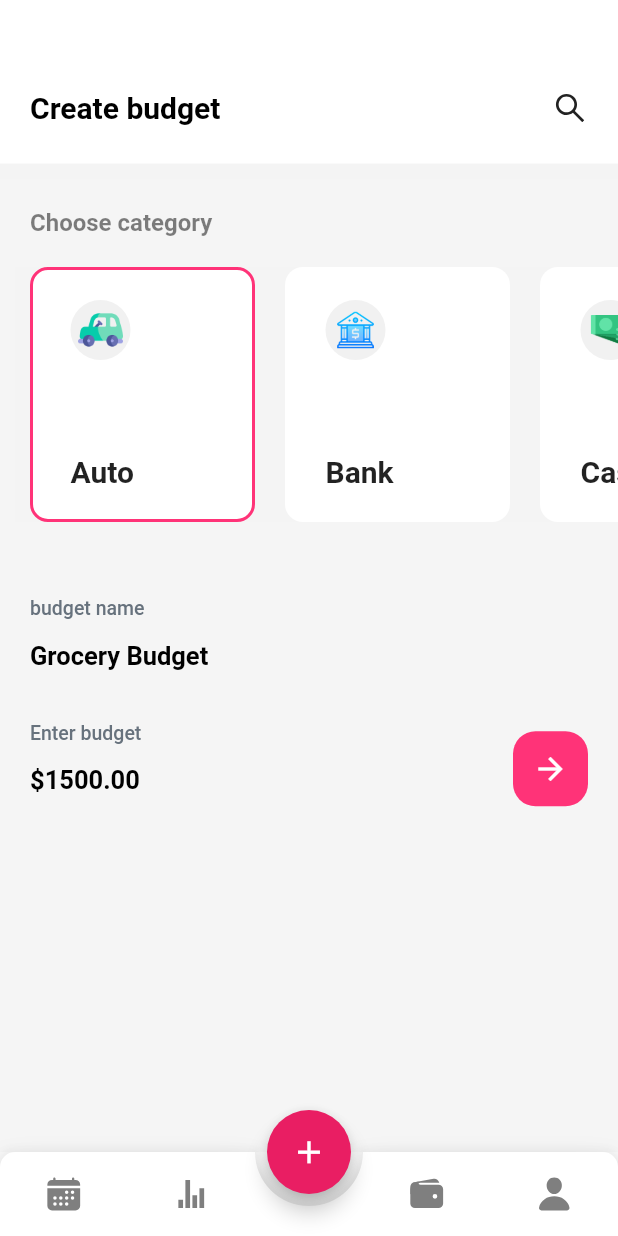
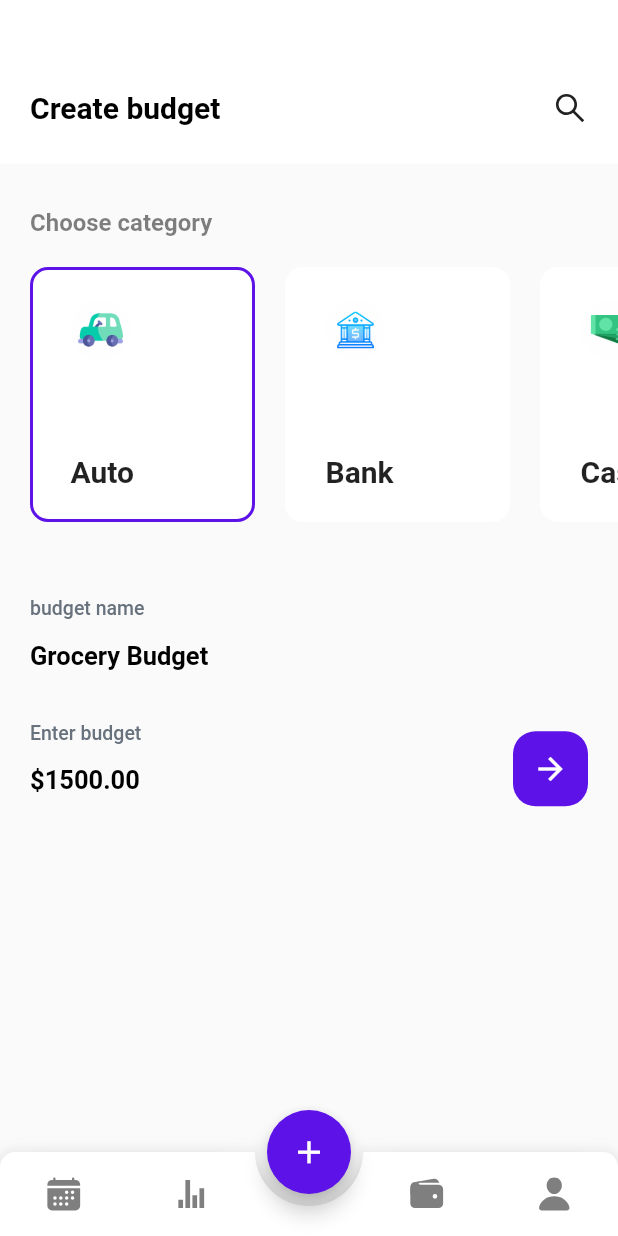
Before and after one commit to ebrusarabgc/budget_buddie_ui, a Flutter app: the RootApp screen opened directly, item 2 of the bottom bar chosen, after a tap on the "add" icon, on a phone screen of 412 x 824 dp. Run offline on Flutter 3.47's test engine with Material 2 defaults, Android fonts, the phone set to English and light mode, and no system bars; drawn by our look-alikes of animated_bottom_navigation_bar; our stand-ins replace fl_chart, flutter_icons, percent_indicator; network calls fail.

Commit message:
Color theme changed

```diff
--- a/lib/json/budget_json.dart
+++ b/lib/json/budget_json.dart
@@ -6,20 +6,20 @@ const List budgetJson = [
     "price": "\$2250.00",
     "label_percentage": "45%",
     "percentage": 0.45,
-    "color": green
+    "color": color7
   },
   {
     "name": "Automobile",
     "price": "\$3000.00",
     "label_percentage": "70%",
     "percentage": 0.7,
-    "color": red
+    "color": color6
   },
   {
     "name": "Bank",
     "price": "\$4000.00",
     "label_percentage": "90%",
     "percentage": 0.9,
-    "color": blue
+    "color": color8
   }
 ];
--- a/lib/main.dart
+++ b/lib/main.dart
@@ -1,9 +1,9 @@
-import 'pages/root_app.dart';
+import 'package:budget_buddie/pages/intro_page.dart';
 import 'package:flutter/material.dart';
 
 void main() {
   runApp(MaterialApp(
     debugShowCheckedModeBanner: false,
-    home: RootApp(),
+    home: IntroPage(),
   ));
 }
--- a/lib/pages/budget_page.dart
+++ b/lib/pages/budget_page.dart
@@ -16,7 +16,7 @@ class _BudgetPageState extends State<BudgetPage> {
   @override
   Widget build(BuildContext context) {
     return Scaffold(
-      backgroundColor: grey.withOpacity(0.05),
+      backgroundColor: color5.withOpacity(0.05),
       body: getBody(),
     );
   }
@@ -30,7 +30,7 @@ class _BudgetPageState extends State<BudgetPage> {
           Container(
             decoration: BoxDecoration(color: white, boxShadow: [
               BoxShadow(
-                color: grey.withOpacity(0.01),
+                color: color5.withOpacity(0.01),
                 spreadRadius: 10,
                 blurRadius: 3,
                 // changes position of shadow
@@ -137,7 +137,7 @@ class _BudgetPageState extends State<BudgetPage> {
                           borderRadius: BorderRadius.circular(12),
                           boxShadow: [
                             BoxShadow(
-                              color: grey.withOpacity(0.01),
+                              color: color5.withOpacity(0.01),
                               spreadRadius: 10,
                               blurRadius: 3,
                               // changes position of shadow
--- a/lib/pages/create_budge_page.dart
+++ b/lib/pages/create_budge_page.dart
@@ -18,7 +18,7 @@ class _CreateBudgetPageState extends State<CreateBudgetPage> {
   @override
   Widget build(BuildContext context) {
     return Scaffold(
-      backgroundColor: grey.withOpacity(0.05),
+      backgroundColor: color5.withOpacity(0.05),
       body: getBody(),
     );
   }
@@ -32,7 +32,7 @@ class _CreateBudgetPageState extends State<CreateBudgetPage> {
           Container(
             decoration: BoxDecoration(color: white, boxShadow: [
               BoxShadow(
-                color: grey.withOpacity(0.01),
+                color: color5.withOpacity(0.01),
                 spreadRadius: 10,
                 blurRadius: 3,
                 // changes position of shadow
@@ -105,7 +105,7 @@ class _CreateBudgetPageState extends State<CreateBudgetPage> {
                             borderRadius: BorderRadius.circular(12),
                             boxShadow: [
                               BoxShadow(
-                                color: grey.withOpacity(0.01),
+                                color: color5.withOpacity(0.01),
                                 spreadRadius: 10,
                                 blurRadius: 3,
                                 // changes position of shadow
@@ -123,7 +123,7 @@ class _CreateBudgetPageState extends State<CreateBudgetPage> {
                                   height: 40,
                                   decoration: BoxDecoration(
                                       shape: BoxShape.circle,
-                                      color: grey.withOpacity(0.15)),
+                                      color: color5.withOpacity(0.15)),
                                   child: Center(
                                     child: Image.asset(
                                       categories[index]['icon'],
--- a/lib/pages/daily_page.dart
+++ b/lib/pages/daily_page.dart
@@ -16,7 +16,7 @@ class _DailyPageState extends State<DailyPage> {
   @override
   Widget build(BuildContext context) {
     return Scaffold(
-      backgroundColor: grey.withOpacity(0.05),
+      backgroundColor: color5.withOpacity(0.05),
       body: getBody(),
     );
   }
@@ -29,7 +29,7 @@ class _DailyPageState extends State<DailyPage> {
           Container(
             decoration: BoxDecoration(color: white, boxShadow: [
               BoxShadow(
-                color: grey.withOpacity(0.01),
+                color: color5.withOpacity(0.01),
                 spreadRadius: 10,
                 blurRadius: 3,
                 // changes position of shadow
@@ -130,7 +130,7 @@ class _DailyPageState extends State<DailyPage> {
                                   height: 50,
                                   decoration: BoxDecoration(
                                     shape: BoxShape.circle,
-                                    color: grey.withOpacity(0.1),
+                                    color: color5.withOpacity(0.1),
                                   ),
                                   child: Center(
                                     child: Image.asset(
--- a/lib/pages/profile_page.dart
+++ b/lib/pages/profile_page.dart
@@ -18,7 +18,7 @@ class _ProfilePageState extends State<ProfilePage> {
   @override
   Widget build(BuildContext context) {
     return Scaffold(
-      backgroundColor: grey.withOpacity(0.05),
+      backgroundColor: color5.withOpacity(0.05),
       body: getBody(),
     );
   }
@@ -32,7 +32,7 @@ class _ProfilePageState extends State<ProfilePage> {
           Container(
             decoration: BoxDecoration(color: white, boxShadow: [
               BoxShadow(
-                color: grey.withOpacity(0.01),
+                color: color5.withOpacity(0.01),
                 spreadRadius: 10,
                 blurRadius: 3,
                 // changes position of shadow
@@ -69,7 +69,7 @@ class _ProfilePageState extends State<ProfilePage> {
                               quarterTurns: -2,
                               child: CircularPercentIndicator(
                                   circularStrokeCap: CircularStrokeCap.round,
-                                  backgroundColor: grey.withOpacity(0.3),
+                                  backgroundColor: color5.withOpacity(0.3),
                                   radius: 110.0,
                                   lineWidth: 6.0,
                                   percent: 0.53,
--- a/lib/pages/root_app.dart
+++ b/lib/pages/root_app.dart
@@ -45,7 +45,7 @@ class _RootAppState extends State<RootApp> {
             onPressed: () {
               selectedTab(4);
             },
-            backgroundColor: Colors.pink,
+            backgroundColor: primary,
             child: const Icon(
               Icons.add,
               size: 25,
--- a/lib/pages/stats_page.dart
+++ b/lib/pages/stats_page.dart
@@ -19,7 +19,7 @@ class _StatsPageState extends State<StatsPage> {
   @override
   Widget build(BuildContext context) {
     return Scaffold(
-      backgroundColor: grey.withOpacity(0.05),
+      backgroundColor: color5.withOpacity(0.05),
       body: getBody(),
     );
   }
@@ -30,13 +30,13 @@ class _StatsPageState extends State<StatsPage> {
     List expenses = [
       {
         "icon": Icons.arrow_back,
-        "color": blue,
+        "color": color8,
         "label": "Income",
         "cost": "\$6593.75"
       },
       {
         "icon": Icons.arrow_forward,
-        "color": red,
+        "color": color6,
         "label": "Expense",
         "cost": "\$2645.50"
       }
@@ -47,7 +47,7 @@ class _StatsPageState extends State<StatsPage> {
           Container(
             decoration: BoxDecoration(color: white, boxShadow: [
               BoxShadow(
-                color: grey.withOpacity(0.01),
+                color: color5.withOpacity(0.01),
                 spreadRadius: 10,
                 blurRadius: 3,
                 // changes position of shadow
@@ -140,7 +140,7 @@ class _StatsPageState extends State<StatsPage> {
                   borderRadius: BorderRadius.circular(12),
                   boxShadow: [
                     BoxShadow(
-                      color: grey.withOpacity(0.01),
+                      color: color5.withOpacity(0.01),
                       spreadRadius: 10,
                       blurRadius: 3,
                       // changes position of shadow
@@ -206,7 +206,7 @@ class _StatsPageState extends State<StatsPage> {
                       borderRadius: BorderRadius.circular(12),
                       boxShadow: [
                         BoxShadow(
-                          color: grey.withOpacity(0.01),
+                          color: color5.withOpacity(0.01),
                           spreadRadius: 10,
                           blurRadius: 3,
                           // changes position of shadow
--- a/lib/theme/colors.dart
+++ b/lib/theme/colors.dart
@@ -1,10 +1,10 @@
 import 'package:flutter/material.dart';
 
-const Color primary = Color(0xFFFF3378);
-const Color secondary = Color(0xFFFF2278);
+const Color primary = Color(0xFF5D13E7);
+const Color secondary = Color(0xFF7AD9F5);
 const Color black = Color(0xFF000000);
 const Color white = Color(0xFFFFFFFF);
-const Color grey = Colors.grey;
-const Color red = Color(0xFFec5766);
-const Color green = Color(0xFF43aa8b);
-const Color blue = Color(0xFF28c2ff);
+const Color color5 = Color(0xFFF6F6F6);
+const Color color6 = Color(0xffa1f480);
+const Color color7 = Color(0xffbdf2d5);
+const Color color8 = Color(0xff3dbdc2);
```
